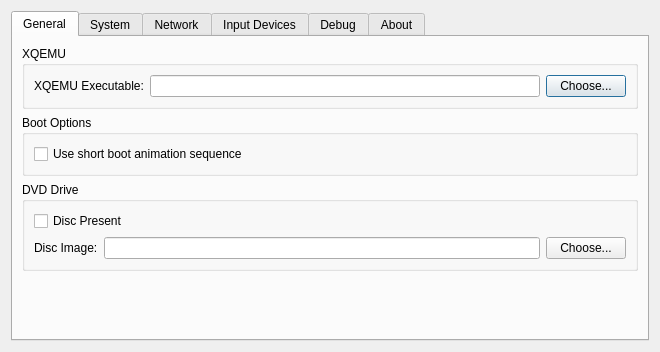
xqemu/xqemu-manager, file settings.ui: the form before one commit.
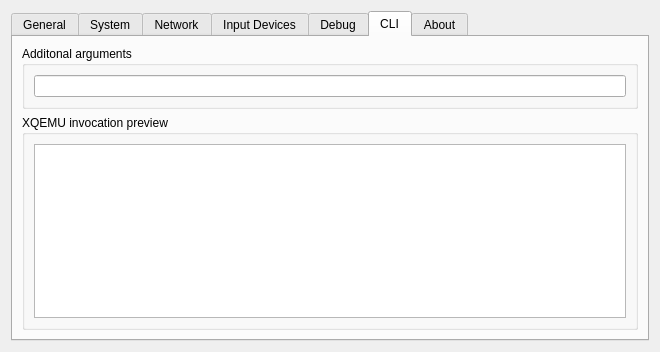
The form after the commit. The open tabs and pages were chosen to show the change.

Commit message: Add setting to allow additional arguments

```diff
--- a/settings.ui
+++ b/settings.ui
@@ -468,6 +468,41 @@
        </item>
       </layout>
      </widget>
+     <widget class="QWidget" name="cliTab">
+      <attribute name="title">
+       <string>CLI</string>
+      </attribute>
+      <layout class="QVBoxLayout" name="verticalLayout_8">
+       <item>
+        <widget class="QGroupBox" name="groupBox_10">
+         <property name="title">
+          <string>Additonal arguments</string>
+         </property>
+         <layout class="QGridLayout" name="gridLayout_7">
+          <item row="0" column="0">
+           <widget class="QLineEdit" name="additionalArgs"/>
+          </item>
+         </layout>
+        </widget>
+       </item>
+       <item>
+        <widget class="QGroupBox" name="groupBox_9">
+         <property name="title">
+          <string>XQEMU invocation preview</string>
+         </property>
+         <layout class="QGridLayout" name="gridLayout_6">
+          <item row="0" column="0">
+           <widget class="QPlainTextEdit" name="invocationPreview">
+            <property name="readOnly">
+             <bool>true</bool>
+            </property>
+           </widget>
+          </item>
+         </layout>
+        </widget>
+       </item>
+      </layout>
+     </widget>
      <widget class="QWidget" name="aboutTab">
       <attribute name="title">
        <string>About</string>
```
The commit also changes 1 other file.
